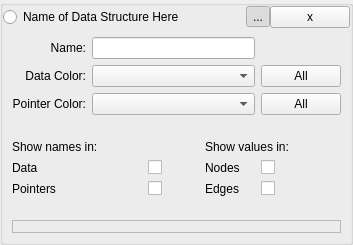
Old version of the form src/Interface/GraphPropertiesWidget.ui in the repository KDE/rocs.
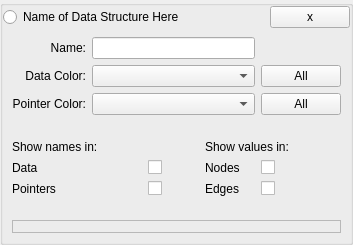
New version of the form. Custom widgets are drawn as their Qt base class.

Commit message: For now remove non-working hiding functionality.

The edit to the form file:
```diff
--- a/src/Interface/GraphPropertiesWidget.ui
+++ b/src/Interface/GraphPropertiesWidget.ui
@@ -53,19 +53,6 @@
        </property>
       </widget>
      </item>
-     <item>
-      <widget class="QToolButton" name="_graphVisible">
-       <property name="text">
-        <string>...</string>
-       </property>
-       <property name="checkable">
-        <bool>true</bool>
-       </property>
-       <property name="checked">
-        <bool>true</bool>
-       </property>
-      </widget>
-     </item>
      <item>
       <widget class="KPushButton" name="_graphDelete">
        <property name="toolTip">
```
The commit also changes 2 other files.
